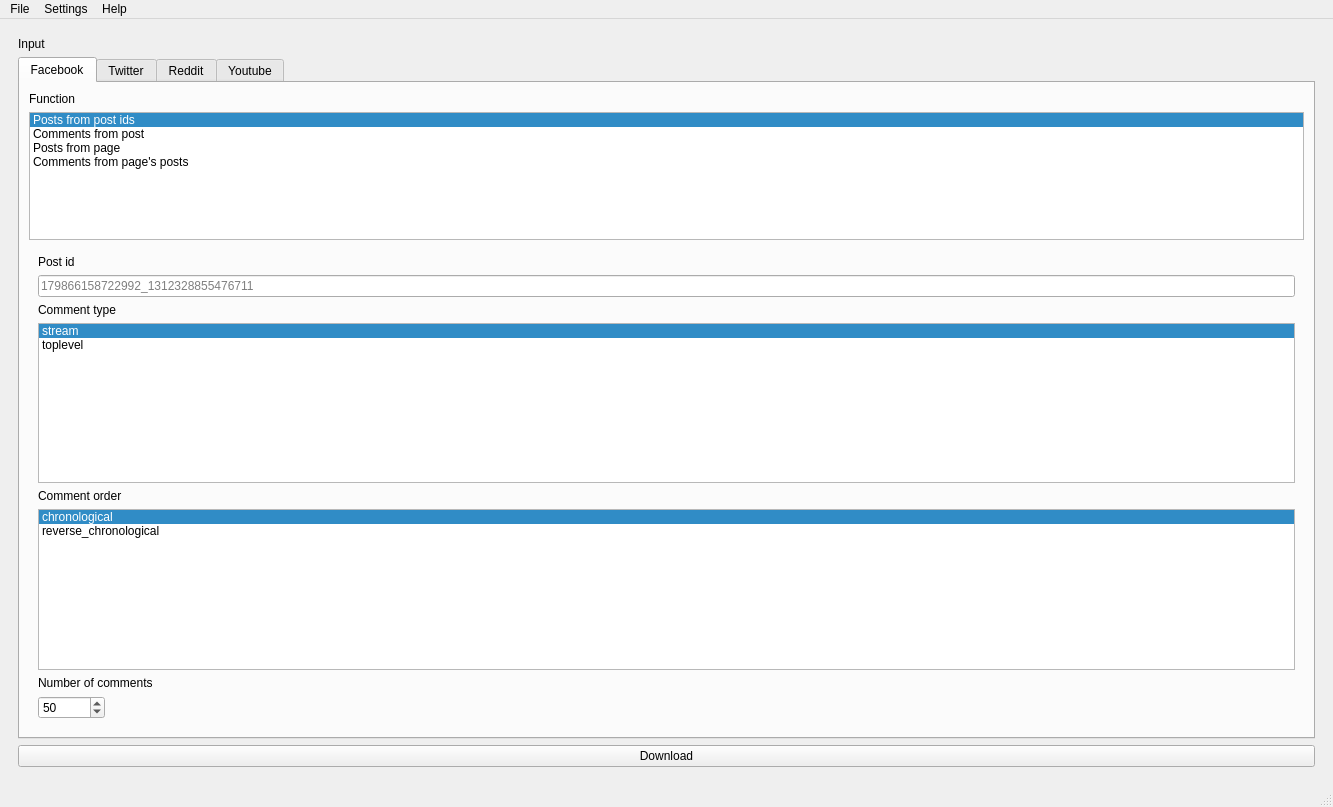
ScriptSmith/reaper, file ui/mainwindow.ui: the form before one commit.
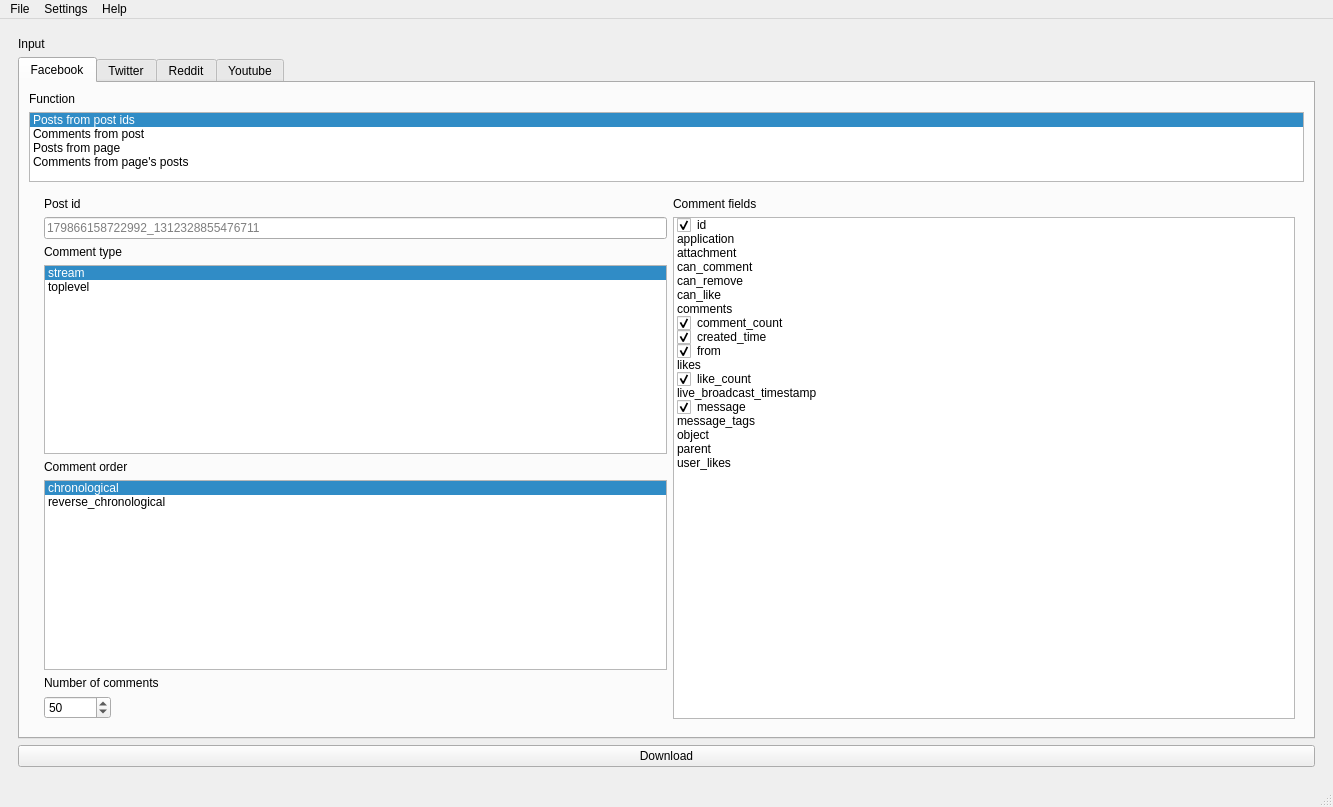
The form after the commit. The open tabs and pages were chosen to show the change.

Commit message: added facebook fields for comments implemented thread terminating table optimised maximisation and fullscreen stack switching fixed

```diff
--- a/ui/mainwindow.ui
+++ b/ui/mainwindow.ui
@@ -454,87 +454,269 @@
               </widget>
               <widget class="QWidget" name="page_2">
                <layout class="QFormLayout" name="formLayout_6">
-                <item row="0" column="0">
-                 <widget class="QLabel" name="label_4">
-                  <property name="text">
-                   <string>Post id</string>
-                  </property>
-                 </widget>
-                </item>
-                <item row="2" column="0">
-                 <widget class="QLabel" name="label_13">
-                  <property name="text">
-                   <string>Comment type</string>
-                  </property>
-                 </widget>
-                </item>
-                <item row="3" column="0" colspan="2">
-                 <widget class="QListWidget" name="f2_commentType">
-                  <property name="currentRow">
-                   <number>0</number>
-                  </property>
+                <item row="0" column="1">
+                 <layout class="QHBoxLayout" name="horizontalLayout_10">
                   <item>
-                   <property name="text">
-                    <string>stream</string>
-                   </property>
+                   <layout class="QFormLayout" name="formLayout_22">
+                    <item row="0" column="0">
+                     <widget class="QLabel" name="label_4">
+                      <property name="text">
+                       <string>Post id</string>
+                      </property>
+                     </widget>
+                    </item>
+                    <item row="2" column="0">
+                     <widget class="QLabel" name="label_13">
+                      <property name="text">
+                       <string>Comment type</string>
+                      </property>
+                     </widget>
+                    </item>
+                    <item row="4" column="0">
+                     <widget class="QLabel" name="label_14">
+                      <property name="text">
+                       <string>Comment order</string>
+                      </property>
+                     </widget>
+                    </item>
+                    <item row="10" column="0">
+                     <widget class="QLabel" name="label_12">
+                      <property name="text">
+                       <string>Number of comments</string>
+                      </property>
+                     </widget>
+                    </item>
+                    <item row="11" column="0">
+                     <widget class="QSpinBox" name="f2_numComments">
+                      <property name="minimum">
+                       <number>0</number>
+                      </property>
+                      <property name="maximum">
+                       <number>999999999</number>
+                      </property>
+                      <property name="value">
+                       <number>50</number>
+                      </property>
+                     </widget>
+                    </item>
+                    <item row="3" column="0" colspan="2">
+                     <widget class="QListWidget" name="f2_commentType">
+                      <property name="currentRow">
+                       <number>0</number>
+                      </property>
+                      <item>
+                       <property name="text">
+                        <string>stream</string>
+                       </property>
+                      </item>
+                      <item>
+                       <property name="text">
+                        <string>toplevel</string>
+                       </property>
+                      </item>
+                     </widget>
+                    </item>
+                    <item row="1" column="0" colspan="2">
+                     <widget class="QLineEdit" name="f2_postId">
+                      <property name="placeholderText">
+                       <string>179866158722992_1312328855476711</string>
+                      </property>
+                     </widget>
+                    </item>
+                    <item row="5" column="0" colspan="2">
+                     <widget class="QListWidget" name="f2_commentOrder">
+                      <property name="currentRow">
+                       <number>0</number>
+                      </property>
+                      <item>
+                       <property name="text">
+                        <string>chronological</string>
+                       </property>
+                      </item>
+                      <item>
+                       <property name="text">
+                        <string>reverse_chronological</string>
+                       </property>
+                      </item>
+                     </widget>
+                    </item>
+                   </layout>
                   </item>
                   <item>
-                   <property name="text">
-                    <string>toplevel</string>
-                   </property>
+                   <layout class="QVBoxLayout" name="verticalLayout_12">
+                    <item>
+                     <widget class="QLabel" name="label_129">
+                      <property name="text">
+                       <string>Comment fields</string>
+                      </property>
+                     </widget>
+                    </item>
+                    <item>
+                     <widget class="QListWidget" name="f2_commentFields">
+                      <property name="sizePolicy">
+                       <sizepolicy hsizetype="Expanding" vsizetype="Expanding">
+                        <horstretch>0</horstretch>
+                        <verstretch>0</verstretch>
+                       </sizepolicy>
+                      </property>
+                      <property name="selectionMode">
+                       <enum>QAbstractItemView::ExtendedSelection</enum>
+                      </property>
+                      <property name="currentRow">
+                       <number>-1</number>
+                      </property>
+                      <item>
+                       <property name="text">
+                        <string>id</string>
+                       </property>
+                       <property name="checkState">
+                        <enum>Checked</enum>
+                       </property>
+                       <property name="flags">
+                        <set>ItemIsDragEnabled|ItemIsUserCheckable|ItemIsEnabled</set>
+                       </property>
+                      </item>
+                      <item>
+                       <property name="text">
+                        <string>application</string>
+                       </property>
+                       <property name="checkState">
+                        <enum>Unchecked</enum>
+                       </property>
+                      </item>
+                      <item>
+                       <property name="text">
+                        <string>attachment</string>
+                       </property>
+                       <property name="checkState">
+                        <enum>Unchecked</enum>
+                       </property>
+                      </item>
+                      <item>
+                       <property name="text">
+                        <string>can_comment</string>
+                       </property>
+                       <property name="checkState">
+                        <enum>Unchecked</enum>
+                       </property>
+                      </item>
+                      <item>
+                       <property name="text">
+                        <string>can_remove</string>
+                       </property>
+                       <property name="checkState">
+                        <enum>Unchecked</enum>
+                       </property>
+                      </item>
+                      <item>
+                       <property name="text">
+                        <string>can_like</string>
+                       </property>
+                       <property name="checkState">
+                        <enum>Unchecked</enum>
+                       </property>
+                      </item>
+                      <item>
+                       <property name="text">
+                        <string>comments</string>
+                       </property>
+                       <property name="checkState">
+                        <enum>Unchecked</enum>
+                       </property>
+                      </item>
+                      <item>
+                       <property name="text">
+                        <string>comment_count</string>
+                       </property>
+                       <property name="checkState">
+                        <enum>Checked</enum>
+                       </property>
+                      </item>
+                      <item>
+                       <property name="text">
+                        <string>created_time</string>
+                       </property>
+                       <property name="checkState">
+                        <enum>Checked</enum>
+                       </property>
+                      </item>
+                      <item>
+                       <property name="text">
+                        <string>from</string>
+                       </property>
+                       <property name="checkState">
+                        <enum>Checked</enum>
+                       </property>
+                      </item>
+                      <item>
+                       <property name="text">
+                        <string>likes</string>
+                       </property>
+                       <property name="checkState">
+                        <enum>Unchecked</enum>
+                       </property>
+                      </item>
+                      <item>
+                       <property name="text">
+                        <string>like_count</string>
+                       </property>
+                       <property name="checkState">
+                        <enum>Checked</enum>
+                       </property>
+                      </item>
+                      <item>
+                       <property name="text">
+                        <string>live_broadcast_timestamp</string>
+                       </property>
+                       <property name="checkState">
+                        <enum>Unchecked</enum>
+                       </property>
+                      </item>
+                      <item>
+                       <property name="text">
+                        <string>message</string>
+                       </property>
+                       <property name="checkState">
+                        <enum>Checked</enum>
+                       </property>
+                      </item>
+                      <item>
+                       <property name="text">
+                        <string>message_tags</string>
+                       </property>
+                       <property name="checkState">
+                        <enum>Unchecked</enum>
+                       </property>
+                      </item>
+                      <item>
+                       <property name="text">
+                        <string>object</string>
+                       </property>
+                       <property name="checkState">
+                        <enum>Unchecked</enum>
+                       </property>
+                      </item>
+                      <item>
+                       <property name="text">
+                        <string>parent</string>
+                       </property>
+                       <property name="checkState">
+                        <enum>Unchecked</enum>
+                       </property>
+                      </item>
+                      <item>
+                       <property name="text">
+                        <string>user_likes</string>
+                       </property>
+                       <property name="checkState">
+                        <enum>Unchecked</enum>
+                       </property>
+                      </item>
+                     </widget>
+                    </item>
+                   </layout>
                   </item>
-                 </widget>
-                </item>
-                <item row="4" column="0">
-                 <widget class="QLabel" name="label_14">
-                  <property name="text">
-                   <string>Comment order</string>
-                  </property>
-                 </widget>
-                </item>
-                <item row="6" column="0" colspan="2">
-                 <widget class="QListWidget" name="f2_commentOrder">
-                  <property name="currentRow">
-                   <number>0</number>
-                  </property>
-                  <item>
-                   <property name="text">
-                    <string>chronological</string>
-                   </property>
-                  </item>
-                  <item>
-                   <property name="text">
-                    <string>reverse_chronological</string>
-                   </property>
-                  </item>
-                 </widget>
-                </item>
-                <item row="7" column="0">
-                 <widget class="QLabel" name="label_12">
-                  <property name="text">
-                   <string>Number of comments</string>
-                  </property>
-                 </widget>
-                </item>
-                <item row="8" column="0">
-                 <widget class="QSpinBox" name="f2_numComments">
-                  <property name="minimum">
-                   <number>0</number>
-                  </property>
-                  <property name="maximum">
-                   <number>999999999</number>
-                  </property>
-                  <property name="value">
-                   <number>50</number>
-                  </property>
-                 </widget>
-                </item>
-                <item row="1" column="0" colspan="2">
-                 <widget class="QLineEdit" name="f2_postId">
-                  <property name="placeholderText">
-                   <string>179866158722992_1312328855476711</string>
-                  </property>
-                 </widget>
+                 </layout>
                 </item>
                </layout>
               </widget>
@@ -700,19 +882,6 @@
                 </item>
                 <item>
                  <layout class="QFormLayout" name="formLayout_9">
-                  <item row="7" column="0">
-                   <widget class="QSpinBox" name="f4_numComments">
-                    <property name="minimum">
-                     <number>0</number>
-                    </property>
-                    <property name="maximum">
-                     <number>999999999</number>
-                    </property>
-                    <property name="value">
-                     <number>50</number>
-                    </property>
-                   </widget>
-                  </item>
                   <item row="0" column="0">
                    <widget class="QLabel" name="label_21">
                     <property name="text">
@@ -720,6 +889,23 @@
                     </property>
                    </widget>
                   </item>
+                  <item row="1" column="0" colspan="2">
+                   <widget class="QListWidget" name="f4_commentType">
+                    <property name="currentRow">
+                     <number>0</number>
+                    </property>
+                    <item>
+                     <property name="text">
+                      <string>stream</string>
+                     </property>
+                    </item>
+                    <item>
+                     <property name="text">
+                      <string>toplevel</string>
+                     </property>
+                    </item>
+                   </widget>
+                  </item>
                   <item row="4" column="0">
                    <widget class="QLabel" name="label_23">
                     <property name="text">
@@ -727,13 +913,6 @@
                     </property>
                    </widget>
                   </item>
-                  <item row="6" column="0">
-                   <widget class="QLabel" name="label_22">
-                    <property name="text">
-                     <string>Number of comments per post</string>
-                    </property>
-                   </widget>
-                  </item>
                   <item row="5" column="0" colspan="2">
                    <widget class="QListWidget" name="f4_commentOrder">
                     <property name="currentRow">
@@ -751,19 +930,192 @@
                     </item>
                    </widget>
                   </item>
-                  <item row="1" column="0" colspan="2">
-                   <widget class="QListWidget" name="f4_commentType">
-                    <property name="currentRow">
+                  <item row="6" column="0">
+                   <widget class="QLabel" name="label_130">
+                    <property name="text">
+                     <string>Comment fields</string>
+                    </property>
+                   </widget>
+                  </item>
+                  <item row="8" column="0">
+                   <widget class="QLabel" name="label_22">
+                    <property name="text">
+                     <string>Number of comments per post</string>
+                    </property>
+                   </widget>
+                  </item>
+                  <item row="10" column="0">
+                   <widget class="QSpinBox" name="f4_numComments">
+                    <property name="minimum">
                      <number>0</number>
                     </property>
+                    <property name="maximum">
+                     <number>999999999</number>
+                    </property>
+                    <property name="value">
+                     <number>50</number>
+                    </property>
+                   </widget>
+                  </item>
+                  <item row="7" column="0" colspan="2">
+                   <widget class="QListWidget" name="f4_commentFields">
+                    <property name="sizePolicy">
+                     <sizepolicy hsizetype="Expanding" vsizetype="Expanding">
+                      <horstretch>0</horstretch>
+                      <verstretch>0</verstretch>
+                     </sizepolicy>
+                    </property>
+                    <property name="selectionMode">
+                     <enum>QAbstractItemView::ExtendedSelection</enum>
+                    </property>
+                    <property name="currentRow">
+                     <number>-1</number>
+                    </property>
                     <item>
                      <property name="text">
-                      <string>stream</string>
+                      <string>id</string>
                      </property>
+                     <property name="checkState">
+                      <enum>Checked</enum>
+                     </property>
+                     <property name="flags">
+                      <set>ItemIsDragEnabled|ItemIsUserCheckable|ItemIsEnabled</set>
+                     </property>
                     </item>
                     <item>
                      <property name="text">
-                      <string>toplevel</string>
+                      <string>application</string>
+                     </property>
+                     <property name="checkState">
+                      <enum>Unchecked</enum>
+                     </property>
+                    </item>
+                    <item>
+                     <property name="text">
+                      <string>attachment</string>
+                     </property>
+                     <property name="checkState">
+                      <enum>Unchecked</enum>
+                     </property>
+                    </item>
+                    <item>
+                     <property name="text">
+                      <string>can_comment</string>
+                     </property>
+                     <property name="checkState">
+                      <enum>Unchecked</enum>
+                     </property>
+                    </item>
+                    <item>
+                     <property name="text">
+                      <string>can_remove</string>
+                     </property>
+                     <property name="checkState">
+                      <enum>Unchecked</enum>
+                     </property>
+                    </item>
+                    <item>
+                     <property name="text">
+                      <string>can_like</string>
+                     </property>
+                     <property name="checkState">
+                      <enum>Unchecked</enum>
+                     </property>
+                    </item>
+                    <item>
+                     <property name="text">
+                      <string>comments</string>
+                     </property>
+                     <property name="checkState">
+                      <enum>Unchecked</enum>
+                     </property>
+                    </item>
+                    <item>
+                     <property name="text">
+                      <string>comment_count</string>
+                     </property>
+                     <property name="checkState">
+                      <enum>Checked</enum>
+                     </property>
+                    </item>
+                    <item>
+                     <property name="text">
+                      <string>created_time</string>
+                     </property>
+                     <property name="checkState">
+                      <enum>Checked</enum>
+                     </property>
+                    </item>
+                    <item>
+                     <property name="text">
+                      <string>from</string>
+                     </property>
+                     <property name="checkState">
+                      <enum>Checked</enum>
+                     </property>
+                    </item>
+                    <item>
+                     <property name="text">
+                      <string>likes</string>
+                     </property>
+                     <property name="checkState">
+                      <enum>Unchecked</enum>
+                     </property>
+                    </item>
+                    <item>
+                     <property name="text">
+                      <string>like_count</string>
+                     </property>
+                     <property name="checkState">
+                      <enum>Checked</enum>
+                     </property>
+                    </item>
+                    <item>
+                     <property name="text">
+                      <string>live_broadcast_timestamp</string>
+                     </property>
+                     <property name="checkState">
+                      <enum>Unchecked</enum>
+                     </property>
+                    </item>
+                    <item>
+                     <property name="text">
+                      <string>message</string>
+                     </property>
+                     <property name="checkState">
+                      <enum>Checked</enum>
+                     </property>
+                    </item>
+                    <item>
+                     <property name="text">
+                      <string>message_tags</string>
+                     </property>
+                     <property name="checkState">
+                      <enum>Unchecked</enum>
+                     </property>
+                    </item>
+                    <item>
+                     <property name="text">
+                      <string>object</string>
+                     </property>
+                     <property name="checkState">
+                      <enum>Unchecked</enum>
+                     </property>
+                    </item>
+                    <item>
+                     <property name="text">
+                      <string>parent</string>
+                     </property>
+                     <property name="checkState">
+                      <enum>Unchecked</enum>
+                     </property>
+                    </item>
+                    <item>
+                     <property name="text">
+                      <string>user_likes</string>
+                     </property>
+                     <property name="checkState">
+                      <enum>Unchecked</enum>
                      </property>
                     </item>
                    </widget>
```
The commit also changes 4 other files.
